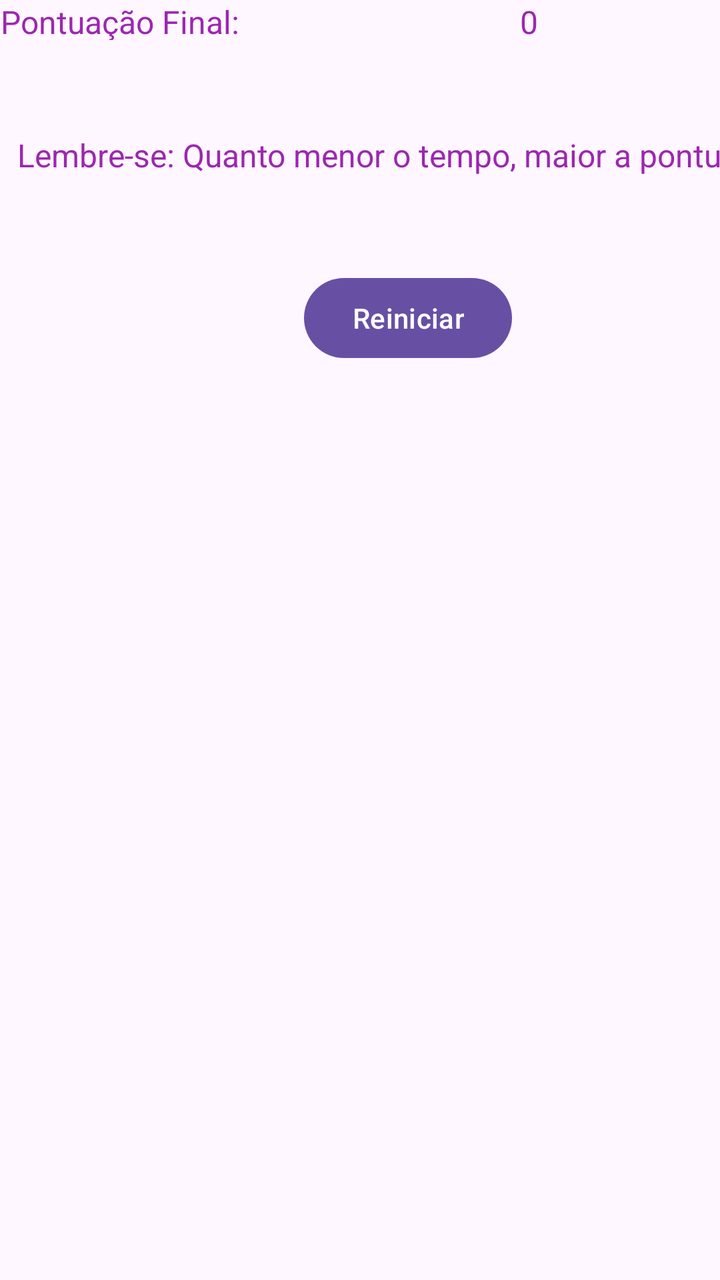
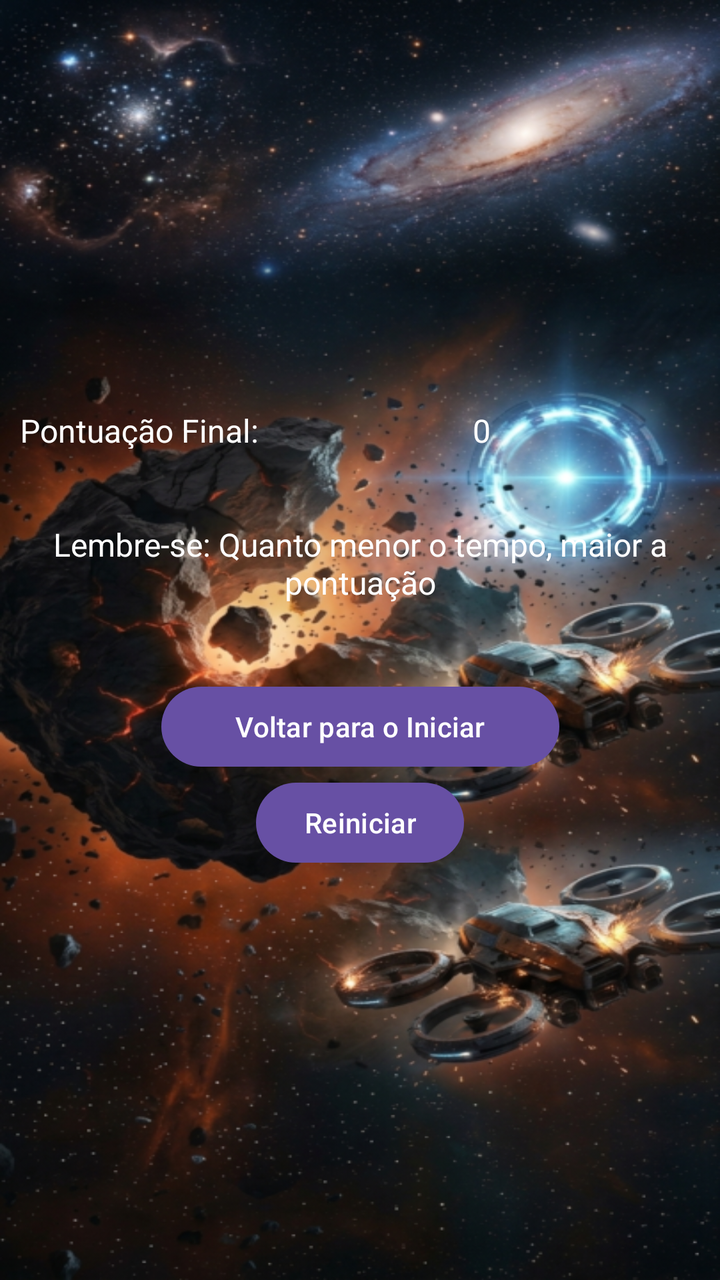

Screens rendered from an Android XML layout before and after an edit, with the pre-edit source and the edit as a unified diff.
<!-- AndroidManifest.xml: application theme Theme.JogoMobileComSensores -->
<!-- res/layout/activity_tela_final.xml -->
<?xml version="1.0" encoding="utf-8"?>
<androidx.constraintlayout.widget.ConstraintLayout xmlns:android="http://schemas.android.com/apk/res/android"
    xmlns:app="http://schemas.android.com/apk/res-auto"
    xmlns:tools="http://schemas.android.com/tools"
    android:id="@+id/main"
    android:layout_width="match_parent"
    android:layout_height="match_parent"
    tools:context=".tela_final">

    <FrameLayout
        android:layout_width="408dp"
        android:layout_height="554dp"
        tools:layout_editor_absoluteY="177dp">

        <LinearLayout
            android:layout_width="match_parent"
            android:layout_height="358dp"
            android:orientation="vertical">

            <LinearLayout
                android:layout_width="match_parent"
                android:layout_height="20dp"
                android:orientation="horizontal">

                <TextView
                    android:id="@+id/textView4"
                    android:layout_width="121dp"
                    android:layout_height="wrap_content"
                    android:gravity="center"
                    android:text="Pontuação Final: "
                    android:textColor="#9C27B0"
                    android:textSize="16sp" />

                <TextView
                    android:id="@+id/Pontos"
                    android:layout_width="121dp"
                    android:layout_height="wrap_content"
                    android:layout_weight="1"
                    android:gravity="center"
                    android:text="0"
                    android:textColor="#9C27B0"
                    android:textSize="16sp" />

            </LinearLayout>

            <TextView
                android:id="@+id/textView3"
                android:layout_width="match_parent"
                android:layout_height="115dp"
                android:gravity="center"
                android:text="Lembre-se: Quanto menor o tempo, maior a pontuação."
                android:textColor="#9C27B0"
                android:textSize="16sp" />

            <Button
                android:id="@+id/btn_restart"
                android:layout_width="wrap_content"
                android:layout_height="wrap_content"
                android:layout_gravity="center"
                android:text="Reiniciar" />

        </LinearLayout>
    </FrameLayout>

</androidx.constraintlayout.widget.ConstraintLayout>
<!-- resources referenced by this layout -->
<resources>
  <style name="Theme.JogoMobileComSensores" parent="Base.Theme.JogoMobileComSensores" />
  <style name="Base.Theme.JogoMobileComSensores" parent="Theme.Material3.DayNight.NoActionBar">
          
          
      </style>
</resources>

<!-- the commit's change to res/layout/activity_tela_final.xml (unified diff, before → after) -->
@@ -5,16 +5,22 @@
     android:id="@+id/main"
     android:layout_width="match_parent"
     android:layout_height="match_parent"
+    android:background="@drawable/telafinal"
     tools:context=".tela_final">
 
     <FrameLayout
         android:layout_width="408dp"
         android:layout_height="554dp"
-        tools:layout_editor_absoluteY="177dp">
+        app:layout_constraintBottom_toBottomOf="parent"
+        app:layout_constraintEnd_toEndOf="parent"
+        app:layout_constraintStart_toStartOf="parent"
+        app:layout_constraintTop_toTopOf="parent">
 
         <LinearLayout
-            android:layout_width="match_parent"
-            android:layout_height="358dp"
+            android:layout_width="341dp"
+            android:layout_height="330dp"
+            android:layout_gravity="center"
+            android:gravity="center"
             android:orientation="vertical">
 
             <LinearLayout
@@ -28,7 +34,7 @@
                     android:layout_height="wrap_content"
                     android:gravity="center"
                     android:text="Pontuação Final: "
-                    android:textColor="#9C27B0"
+                    android:textColor="@color/white"
                     android:textSize="16sp" />
 
                 <TextView
@@ -38,7 +44,7 @@
                     android:layout_weight="1"
                     android:gravity="center"
                     android:text="0"
-                    android:textColor="#9C27B0"
+                    android:textColor="@color/white"
                     android:textSize="16sp" />
 
             </LinearLayout>
@@ -48,9 +54,17 @@
                 android:layout_width="match_parent"
                 android:layout_height="115dp"
                 android:gravity="center"
-                android:text="Lembre-se: Quanto menor o tempo, maior a pontuação."
-                android:textColor="#9C27B0"
+                android:text="Lembre-se: Quanto menor o tempo, maior a pontuação"
+                android:textColor="@color/white"
                 android:textSize="16sp" />
+
+            <Button
+                android:id="@+id/btn_iniciar"
+                android:layout_width="199dp"
+                android:layout_height="wrap_content"
+                android:text="Voltar para o Iniciar"
+                app:layout_constraintEnd_toEndOf="parent"
+                app:layout_constraintStart_toStartOf="parent" />
 
             <Button
                 android:id="@+id/btn_restart"
<!-- resource entries referenced after the edit -->
@@ -1,5 +1,7 @@
 <!-- resources referenced by this layout -->
 <resources>
+  <color name="white">#FFFFFFFF</color>
+  <!-- drawable telafinal: png bitmap (drawable, 522702 bytes) -->
   <style name="Theme.JogoMobileComSensores" parent="Base.Theme.JogoMobileComSensores" />
   <style name="Base.Theme.JogoMobileComSensores" parent="Theme.Material3.DayNight.NoActionBar">
           
